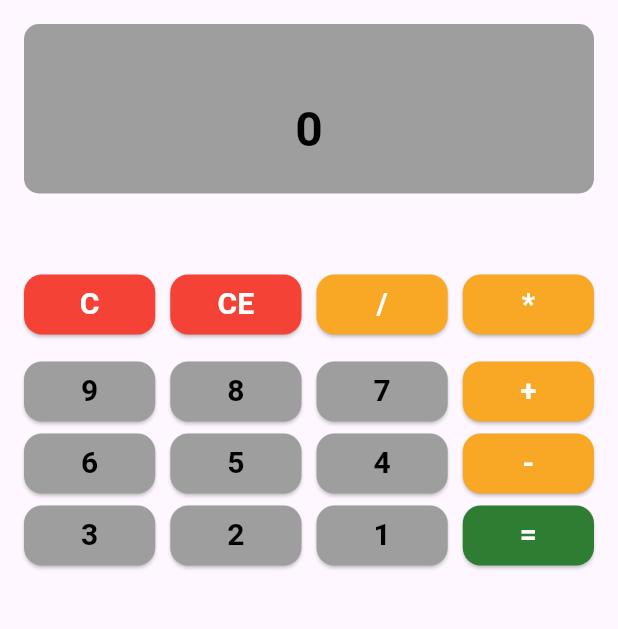
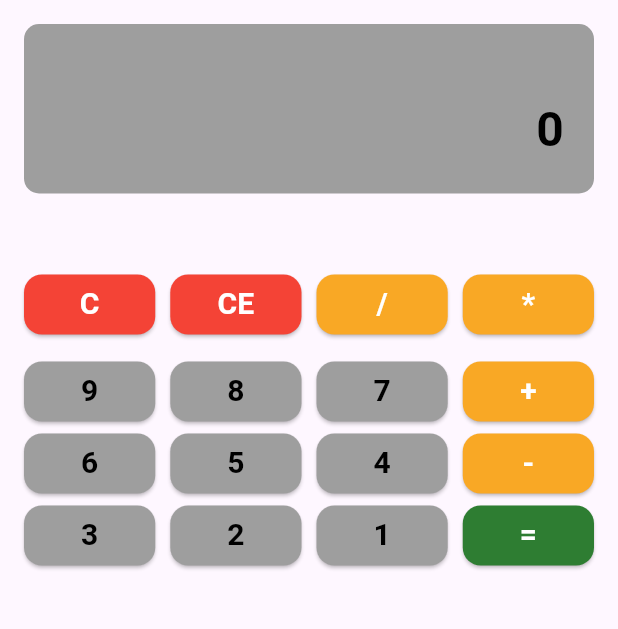
Before and after one commit to Shimon31/Calculator-_flutter, a Flutter app: the screen it shows after launch, on a phone screen of 412 x 824 dp, the part 84-713 px from its top. Run offline on Flutter 3.47's test engine with Material 3 defaults, Android fonts, the phone set to English and light mode, and no system bars.

Commit message:
Updated design

```diff
--- a/lib/complete_calculator.dart
+++ b/lib/complete_calculator.dart
@@ -34,7 +34,7 @@ class _CalculatorState extends State<Complete_Calculator> {
                 borderRadius: BorderRadius.circular(10),
               ),
               child: Column(
-                mainAxisAlignment: MainAxisAlignment.end,
+                crossAxisAlignment: CrossAxisAlignment.end,
                 children: [
                   Text(
                     operation.isNotEmpty ? "$firstNumber $operation" : "",
```
